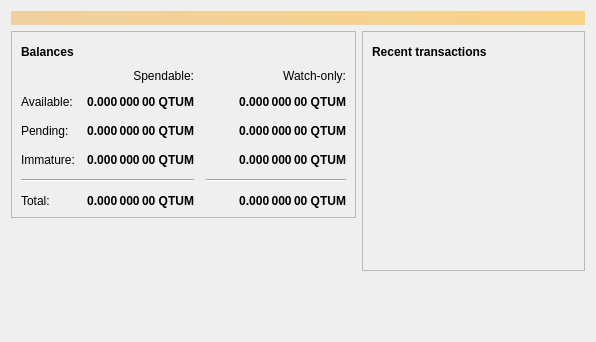
Qt form src/qt/forms/overviewpage.ui (qtumproject/qtum) before a commit.
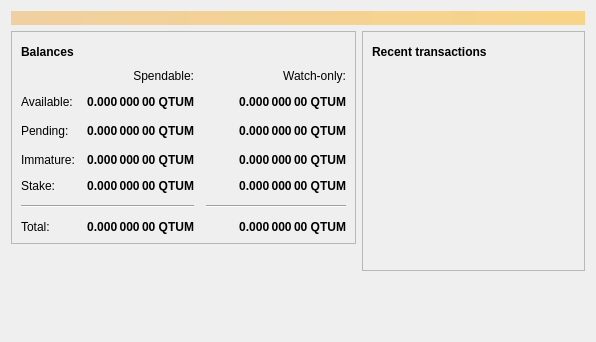
The same form after that commit. Icons and pictures are not drawn.

Commit message: Add stake label to the UI file in overview.

What changed in the file:
```diff
--- a/src/qt/forms/overviewpage.ui
+++ b/src/qt/forms/overviewpage.ui
@@ -189,14 +189,14 @@
               </property>
              </widget>
             </item>
-            <item row="4" column="0" colspan="2">
+            <item row="5" column="0" colspan="2">
              <widget class="Line" name="line">
               <property name="orientation">
                <enum>Qt::Horizontal</enum>
               </property>
              </widget>
             </item>
-            <item row="4" column="2">
+            <item row="5" column="2">
              <widget class="Line" name="lineWatchBalance">
               <property name="sizePolicy">
                <sizepolicy hsizetype="Preferred" vsizetype="Fixed">
@@ -215,7 +215,7 @@
               </property>
              </widget>
             </item>
-            <item row="5" column="0">
+            <item row="6" column="0">
              <widget class="QLabel" name="labelTotalText">
               <property name="text">
                <string>Total:</string>
@@ -267,7 +267,7 @@
               </property>
              </widget>
             </item>
-            <item row="5" column="1">
+            <item row="6" column="1">
              <widget class="QLabel" name="labelTotal">
               <property name="font">
                <font>
@@ -292,7 +292,7 @@
               </property>
              </widget>
             </item>
-            <item row="5" column="2">
+            <item row="6" column="2">
              <widget class="QLabel" name="labelWatchTotal">
               <property name="font">
                <font>
@@ -401,6 +401,45 @@
               </property>
              </widget>
             </item>
+            <item row="4" column="0">
+             <widget class="QLabel" name="labelStakeText">
+              <property name="text">
+               <string>Stake:</string>
+              </property>
+             </widget>
+            </item>
+            <item row="4" column="1">
+             <widget class="QLabel" name="labelStake">
+              <property name="font">
+               <font>
+                <weight>75</weight>
+                <bold>true</bold>
+               </font>
+              </property>
+              <property name="text">
+               <string>0.000 000 00 QTUM</string>
+              </property>
+              <property name="alignment">
+               <set>Qt::AlignRight|Qt::AlignTrailing|Qt::AlignVCenter</set>
+              </property>
+             </widget>
+            </item>
+            <item row="4" column="2">
+             <widget class="QLabel" name="labelWatchStake">
+              <property name="font">
+               <font>
+                <weight>75</weight>
+                <bold>true</bold>
+               </font>
+              </property>
+              <property name="text">
+               <string>0.000 000 00 QTUM</string>
+              </property>
+              <property name="alignment">
+               <set>Qt::AlignRight|Qt::AlignTrailing|Qt::AlignVCenter</set>
+              </property>
+             </widget>
+            </item>
            </layout>
           </item>
          </layout>
```
